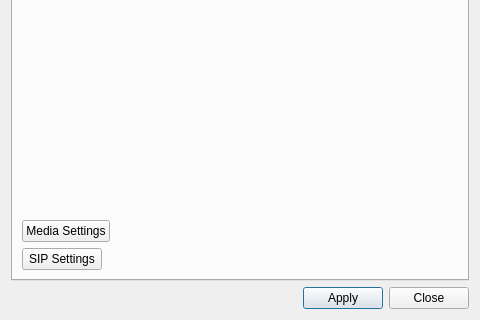
ultravideo/uvgComm, file ui/settings.ui: the form before one commit; both pictures show x 0 to 480 and y 320 to 640 of the 480 by 640 pixel window.
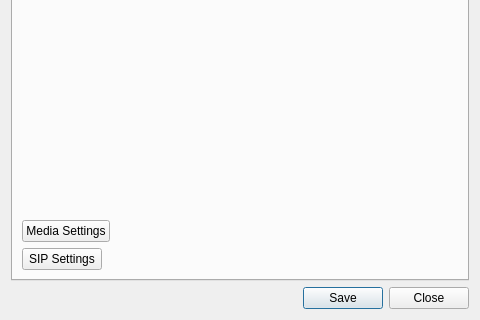
The form after the commit.

Commit message: feature(Settings): Rename apply back to save, because it should be clearer.

What changed in the file:
```diff
--- a/ui/settings.ui
+++ b/ui/settings.ui
@@ -17,7 +17,7 @@
    <item row="2" column="1">
     <widget class="QPushButton" name="save">
      <property name="text">
-      <string>Apply</string>
+      <string>Save</string>
      </property>
     </widget>
    </item>
```
The commit also changes 2 other files.
